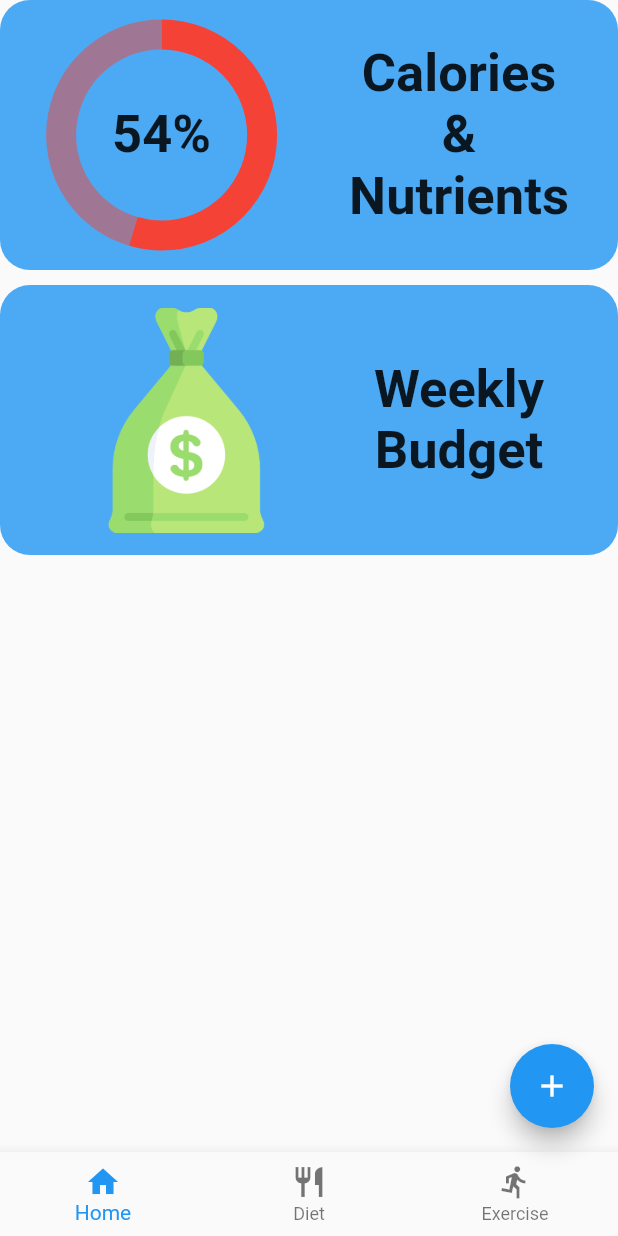
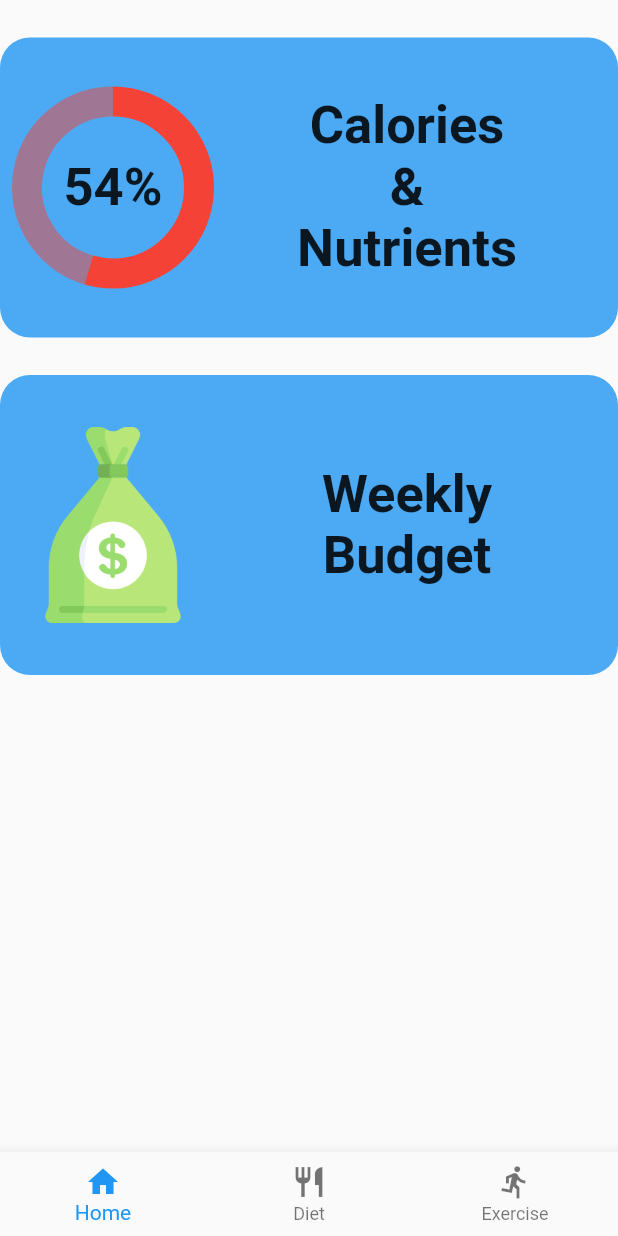
Before and after one commit to lmora21/nutrition_buddy, a Flutter app: the screen it shows after launch, on a phone screen of 412 x 824 dp. Run offline on Flutter 3.47's test engine with Material 2 defaults, Android fonts, the phone set to English and light mode, and no system bars; drawn by our look-alikes of pie_chart; our stand-ins replace charts_flutter, percent_indicator; missing offline and left inert: window_size.

Commit message:
Homescreen cards centered properly & spaced evenly

```diff
--- a/lib/home_screen.dart
+++ b/lib/home_screen.dart
@@ -5,46 +5,41 @@ import 'package:pie_chart/pie_chart.dart';
 
 // Screen content for when home icon is pressed on bottom tab
 Column homeScreen(context) {
-  return Column(
-    mainAxisSize: MainAxisSize.max,
-    children: <Widget>[
-      Wrap(
-        runSpacing: 10,
-        children: <Widget>[
-          getCustomCard(graphStack, "Calories\n&\nNutrients", context),
-          getCustomCard(
-              Image.asset("images/budget.png"), "Weekly\nBudget", context,
-              isCal: false),
-        ],
-      ),
-    ],
-  );
-}
-
   // Create a consistent card for adding an item to the screen
-Widget getCustomCard(Widget icon, String title, dynamic ctx,
-    {bool isCal = true}) {
+  Widget getCustomCard(Widget icon, String title, {bool isCal = true}) {
     return GestureDetector(
       child: Container(
-      padding: const EdgeInsets.all(15),
+          // padding: const EdgeInsets.all(15),
           decoration: BoxDecoration(
               color: Colors.blue.withOpacity(0.8),
               borderRadius: const BorderRadius.all(Radius.circular(20))),
+          child: Padding(
+            padding: const EdgeInsets.all(10),
             child: Row(
               mainAxisAlignment: MainAxisAlignment.center,
               children: <Widget>[
-          SizedBox(height: 150, child: icon),
-          const SizedBox(width: 50),
-          Text(
+                Flexible(
+                  flex: 1,
+                  child: SizedBox(
+                      height: 180, width: double.infinity, child: icon),
+                ),
+                Flexible(
+                  flex: 2,
+                  child: SizedBox(
+                    width: double.infinity,
+                    child: Text(
                       title,
                       textAlign: TextAlign.center,
-            style: const TextStyle(fontSize: 35, fontWeight: FontWeight.bold),
-          )
+                      style: const TextStyle(
+                          fontSize: 35, fontWeight: FontWeight.bold),
+                    ),
+                  ),
+                ),
               ],
             ),
-    ),
+          )),
       onTap: () => Navigator.push(
-      ctx,
+        context,
         MaterialPageRoute(
           builder: (context) {
             if (isCal) {
@@ -55,6 +50,24 @@ Widget getCustomCard(Widget icon, String title, dynamic ctx,
           },
         ),
       ),
+    );
+  }
+
+  double spacing = 25;
+  return Column(
+    mainAxisSize: MainAxisSize.max,
+    children: <Widget>[
+      Padding(
+          padding: EdgeInsets.fromLTRB(0, spacing, 0, spacing),
+          child: Wrap(
+            runSpacing: spacing,
+            children: <Widget>[
+              getCustomCard(graphStack, "Calories\n&\nNutrients"),
+              getCustomCard(Image.asset("images/budget.png"), "Weekly\nBudget",
+                  isCal: false),
+            ],
+          )),
+    ],
   );
 }
 
--- a/lib/main.dart
+++ b/lib/main.dart
@@ -2,6 +2,7 @@ import 'dart:io';
 
 import 'package:flutter/cupertino.dart';
 import 'package:flutter/material.dart';
+import 'package:flutter/services.dart';
 import 'package:window_size/window_size.dart';
 import 'home_screen.dart';
 import 'dietScreen.dart';
@@ -14,6 +15,7 @@ void main() {
     setWindowMaxSize(const Size(500, 800));
     setWindowMinSize(const Size(500, 800));
   }
+  SystemChrome.setEnabledSystemUIMode(SystemUiMode.immersive);
   runApp(const MyApp());
 }
 
@@ -88,7 +90,6 @@ class _ExerInfoScreenState extends State<ExerInfoScreen> {
 
 class _MyHomePageState extends State<MyHomePage> {
   int _newNdx = 0;
-  bool isHome = true;
   @override
   Widget build(BuildContext context) {
     double screenWidth = MediaQuery.of(context).size.width;
@@ -105,8 +106,7 @@ class _MyHomePageState extends State<MyHomePage> {
                   padding: EdgeInsets.fromLTRB(0, 20, 0, 0),
                   child: Text("Today's Workout",
                       style: TextStyle(
-                            fontSize: 50,
-                            decoration: TextDecoration.underline))),
+                          fontSize: 50, decoration: TextDecoration.underline))),
               const SizedBox(height: 20),
               Expanded(
                 child: ListView(
@@ -412,38 +412,18 @@ class _MyHomePageState extends State<MyHomePage> {
         currentIndex: _newNdx,
         items: const <BottomNavigationBarItem>[
           BottomNavigationBarItem(icon: Icon(Icons.home), label: "Home"),
-            BottomNavigationBarItem(
-                icon: Icon(Icons.restaurant), label: "Diet"),
+          BottomNavigationBarItem(icon: Icon(Icons.restaurant), label: "Diet"),
           BottomNavigationBarItem(
               icon: Icon(Icons.directions_run), label: "Exercise")
         ],
         onTap: _onItemTap,
       ),
-        floatingActionButton: getFloater(isHome));
+    );
   }
 
   void _onItemTap(int ndx) {
-    bool newState;
-    if (ndx == 0) {
-      newState = true;
-    } else {
-      newState = false;
-    }
     setState(() {
       _newNdx = ndx;
-      isHome = newState;
     });
   }
-
-  Widget getFloater(bool isHome) {
-    if (isHome) {
-      return FloatingActionButton(
-        onPressed: () => {},
-        tooltip: 'Add Widget Shortcut',
-        child: const Icon(Icons.add),
-      );
-    } else {
-      return const SizedBox();
 }
-  }
-}
```
Lines whose indentation alone changed are shown as unchanged.
